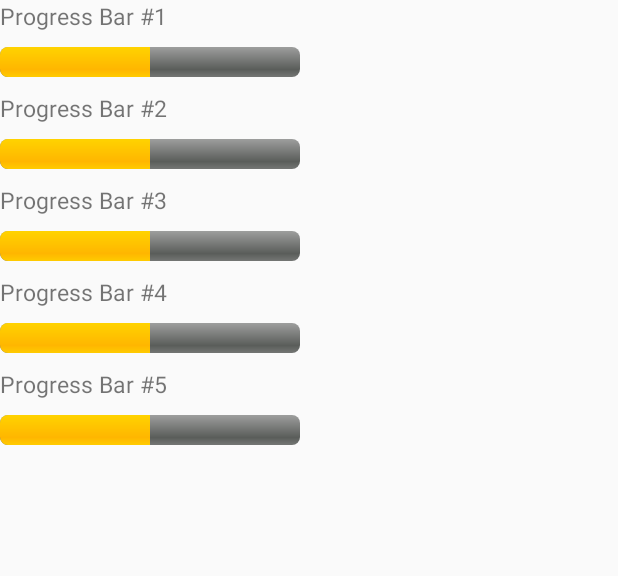
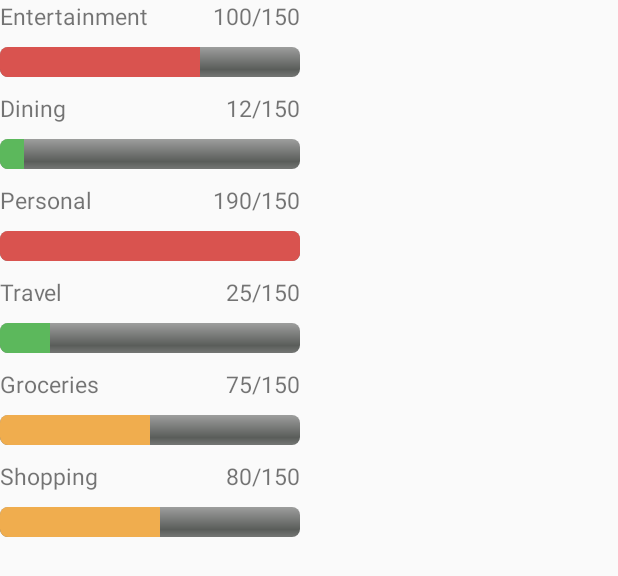
Before and after one commit to dileep-g/Smart-Budget-App, an Android app: the layout fragment_budget.xml on its own in the app's theme, with its tools: preview values and no code run, on a phone screen of 412 x 824 dp. Shown: the top 576 px of the screen. Run offline under Robolectric (Android 15) with nearby library versions, the phone set to English and light mode, and no system bars.

Commit message:
Added colors to progress bars

```diff
--- a/app/src/main/res/layout/fragment_budget.xml
+++ b/app/src/main/res/layout/fragment_budget.xml
@@ -9,34 +9,146 @@
         android:layout_height="match_parent"
         >
         <TextView
-            android:id="@+id/textViewProgressBar1"
-            android:layout_width="match_parent"
+            android:id="@+id/entertainment"
+            android:layout_width="wrap_content"
             android:layout_height="wrap_content"
-            android:text="Progress Bar #1"
+            android:text="Entertainment"
             android:textSize="15dp" />
 
+        <TextView
+            android:id="@+id/entertainmentTotal"
+            android:layout_width="wrap_content"
+            android:layout_height="wrap_content"
+            android:text="100/150"
+            android:textSize="15dp"
+            android:layout_alignEnd="@id/entertainmentProgressBar"/>
+
         <ProgressBar
-            android:id="@+id/progressBar1"
+            android:id="@+id/entertainmentProgressBar"
             style="@android:style/Widget.ProgressBar.Horizontal"
             android:layout_width="200dp"
             android:layout_height="wrap_content"
             android:layout_marginTop="10dp"
-            android:layout_below="@id/textViewProgressBar1"
-            android:progress="75"
+            android:layout_below="@id/entertainment"
+            android:progress="100"
             android:max="150"
             android:textAlignment="center"
-            android:layout_marginBottom="10dp"/>
+            android:layout_marginBottom="10dp"
+            android:progressTint="#D9534F"
+            />
 
         <TextView
-        android:id="@+id/textViewProgressBar2"
-        android:layout_width="match_parent"
+        android:id="@+id/dining"
+        android:layout_width="wrap_content"
         android:layout_height="wrap_content"
-        android:text="Progress Bar #2"
+        android:text="Dining"
         android:textSize="15dp"
-        android:layout_below="@id/progressBar1" />
+        android:layout_below="@id/entertainmentProgressBar" />
+
+        <TextView
+            android:id="@+id/diningTotal"
+            android:layout_width="wrap_content"
+            android:layout_height="wrap_content"
+            android:text="12/150"
+            android:textSize="15dp"
+            android:layout_below="@+id/entertainmentProgressBar"
+            android:layout_alignEnd="@id/diningProgressBar"/>
 
         <ProgressBar
-            android:id="@+id/progressBar2"
+            android:id="@+id/diningProgressBar"
+            style="@android:style/Widget.ProgressBar.Horizontal"
+            android:layout_width="200dp"
+            android:layout_height="wrap_content"
+            android:layout_marginTop="10dp"
+            android:progress="12"
+            android:max="150"
+            android:textAlignment="center"
+            android:layout_below="@id/dining"
+            android:layout_marginBottom="10dp"
+            android:progressTint="#5CB85C"
+            />
+
+        <TextView
+            android:id="@+id/personal"
+            android:layout_width="wrap_content"
+            android:layout_height="wrap_content"
+            android:text="Personal"
+            android:textSize="15dp"
+            android:layout_below="@id/diningProgressBar" />
+
+        <TextView
+            android:id="@+id/personalTotal"
+            android:layout_width="wrap_content"
+            android:layout_height="wrap_content"
+            android:text="190/150"
+            android:textSize="15dp"
+            android:layout_below="@+id/diningProgressBar"
+            android:layout_alignEnd="@id/personalProgressBar"/>
+
+        <ProgressBar
+            android:id="@+id/personalProgressBar"
+            style="@android:style/Widget.ProgressBar.Horizontal"
+            android:layout_width="200dp"
+            android:layout_height="wrap_content"
+            android:layout_marginTop="10dp"
+            android:progress="190"
+            android:max="150"
+            android:textAlignment="center"
+            android:layout_below="@id/personal"
+            android:layout_marginBottom="10dp"
+            android:progressTint="#D9534F"
+            />
+
+        <TextView
+            android:id="@+id/travel"
+            android:layout_width="wrap_content"
+            android:layout_height="wrap_content"
+            android:text="Travel"
+            android:textSize="15dp"
+            android:layout_below="@id/personalProgressBar" />
+
+        <TextView
+            android:id="@+id/travelTotal"
+            android:layout_width="wrap_content"
+            android:layout_height="wrap_content"
+            android:text="25/150"
+            android:textSize="15dp"
+            android:layout_below="@+id/personalProgressBar"
+            android:layout_alignEnd="@id/travelProgressBar"/>
+
+        <ProgressBar
+            android:id="@+id/travelProgressBar"
+            style="@android:style/Widget.ProgressBar.Horizontal"
+            android:layout_width="200dp"
+            android:layout_height="wrap_content"
+            android:layout_marginTop="10dp"
+            android:progress="25"
+            android:max="150"
+            android:textAlignment="center"
+            android:layout_below="@id/travel"
+            android:layout_marginBottom="10dp"
+            android:progressTint="#5CB85C"
+            />
+
+        <TextView
+            android:id="@+id/groceries"
+            android:layout_width="wrap_content"
+            android:layout_height="wrap_content"
+            android:text="Groceries"
+            android:textSize="15dp"
+            android:layout_below="@id/travelProgressBar" />
+
+        <TextView
+            android:id="@+id/groceriesTotal"
+            android:layout_width="wrap_content"
+            android:layout_height="wrap_content"
+            android:text="75/150"
+            android:textSize="15dp"
+            android:layout_below="@id/travelProgressBar"
+            android:layout_alignEnd="@id/groceriesProgressBar"/>
+
+        <ProgressBar
+            android:id="@+id/groceriesProgressBar"
             style="@android:style/Widget.ProgressBar.Horizontal"
             android:layout_width="200dp"
             android:layout_height="wrap_content"
@@ -44,68 +156,41 @@
             android:progress="75"
             android:max="150"
             android:textAlignment="center"
-            android:layout_below="@id/textViewProgressBar2"
-            android:layout_marginBottom="10dp"/>
+            android:layout_below="@id/groceries"
+            android:layout_marginBottom="10dp"
+            android:progressTint="#F0AD4E"
+            />
 
         <TextView
-            android:id="@+id/textViewProgressBar3"
-            android:layout_width="match_parent"
+            android:id="@+id/shopping"
+            android:layout_width="wrap_content"
             android:layout_height="wrap_content"
-            android:text="Progress Bar #3"
+            android:text="Shopping"
             android:textSize="15dp"
-            android:layout_below="@id/progressBar2" />
+            android:layout_below="@id/groceriesProgressBar" />
+
+        <TextView
+            android:id="@+id/shoppingTotal"
+            android:layout_width="wrap_content"
+            android:layout_height="wrap_content"
+            android:text="80/150"
+            android:textSize="15dp"
+            android:layout_below="@id/groceriesProgressBar"
+            android:layout_alignEnd="@id/shoppingProgressBar"/>
 
         <ProgressBar
-            android:id="@+id/progressBar3"
+            android:id="@+id/shoppingProgressBar"
             style="@android:style/Widget.ProgressBar.Horizontal"
             android:layout_width="200dp"
             android:layout_height="wrap_content"
             android:layout_marginTop="10dp"
-            android:progress="75"
+            android:progress="80"
             android:max="150"
             android:textAlignment="center"
-            android:layout_below="@id/textViewProgressBar3"
-            android:layout_marginBottom="10dp"/>
-
-        <TextView
-            android:id="@+id/textViewProgressBar4"
-            android:layout_width="match_parent"
-            android:layout_height="wrap_content"
-            android:text="Progress Bar #4"
-            android:textSize="15dp"
-            android:layout_below="@id/progressBar3" />
-
-        <ProgressBar
-            android:id="@+id/progressBar4"
-            style="@android:style/Widget.ProgressBar.Horizontal"
-            android:layout_width="200dp"
-            android:layout_height="wrap_content"
-            android:layout_marginTop="10dp"
-            android:progress="75"
-            android:max="150"
-            android:textAlignment="center"
-            android:layout_below="@id/textViewProgressBar4"
-            android:layout_marginBottom="10dp"/>
-
-        <TextView
-            android:id="@+id/textViewProgressBar5"
-            android:layout_width="match_parent"
-            android:layout_height="wrap_content"
-            android:text="Progress Bar #5"
-            android:textSize="15dp"
-            android:layout_below="@id/progressBar4" />
-
-        <ProgressBar
-            android:id="@+id/progressBar5"
-            style="@android:style/Widget.ProgressBar.Horizontal"
-            android:layout_width="200dp"
-            android:layout_height="wrap_content"
-            android:layout_marginTop="10dp"
-            android:progress="75"
-            android:max="150"
-            android:textAlignment="center"
-            android:layout_below="@id/textViewProgressBar5"
-            android:layout_marginBottom="10dp"/>
+            android:layout_below="@id/shopping"
+            android:layout_marginBottom="10dp"
+            android:progressTint="#F0AD4E"
+            />
     </RelativeLayout>
 
 
```
